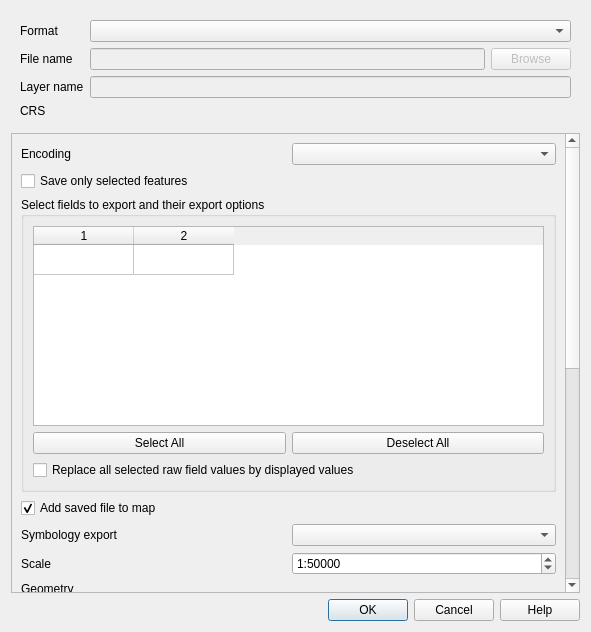
qgis/QGIS, file src/ui/qgsvectorlayersaveasdialogbase.ui: the form before one commit.
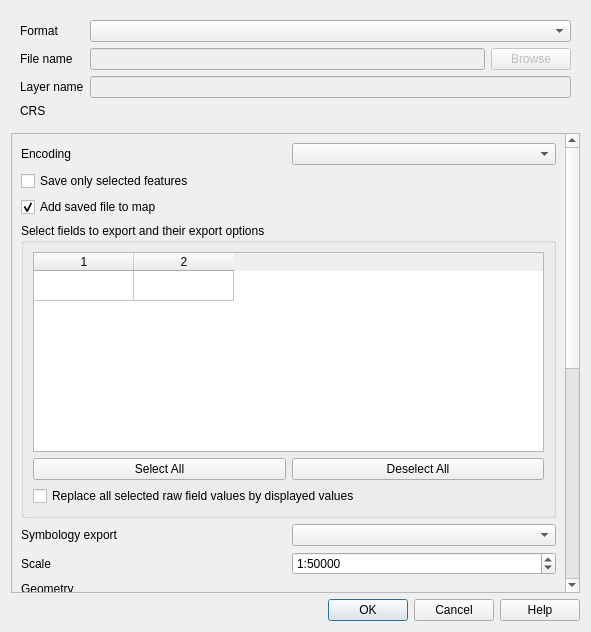
The form after the commit. Custom widgets are drawn as their Qt base class.

The edit to the form file:
```diff
--- a/src/ui/qgsvectorlayersaveasdialogbase.ui
+++ b/src/ui/qgsvectorlayersaveasdialogbase.ui
@@ -136,6 +136,16 @@
          </property>
         </widget>
        </item>
+       <item>
+        <widget class="QCheckBox" name="mAddToCanvas">
+         <property name="text">
+          <string>Add saved file to map</string>
+         </property>
+         <property name="checked">
+          <bool>true</bool>
+         </property>
+        </widget>
+       </item>
        <item>
         <widget class="QgsCollapsibleGroupBox" name="mAttributesSelection">
          <property name="title">
@@ -201,16 +211,6 @@
          </layout>
         </widget>
        </item>
-       <item>
-        <widget class="QCheckBox" name="mAddToCanvas">
-         <property name="text">
-          <string>Add saved file to map</string>
-         </property>
-         <property name="checked">
-          <bool>true</bool>
-         </property>
-        </widget>
-       </item>
        <item>
         <layout class="QHBoxLayout" name="horizontalLayout_2">
          <item>
@@ -411,6 +411,19 @@
          <zorder>mOgrLayerOptions</zorder>
         </widget>
        </item>
+       <item>
+        <spacer name="verticalSpacer">
+         <property name="orientation">
+          <enum>Qt::Vertical</enum>
+         </property>
+         <property name="sizeHint" stdset="0">
+          <size>
+           <width>20</width>
+           <height>40</height>
+          </size>
+         </property>
+        </spacer>
+       </item>
       </layout>
      </widget>
     </widget>
```
Left out of the diff: 7 changed lines with no effect on the pictures.
